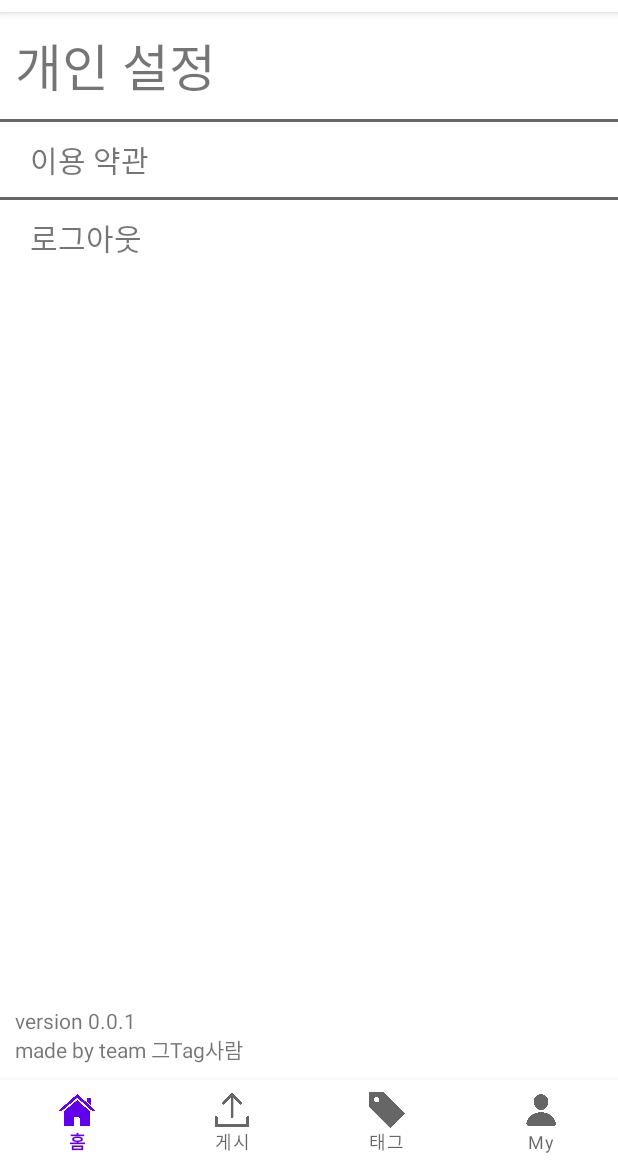
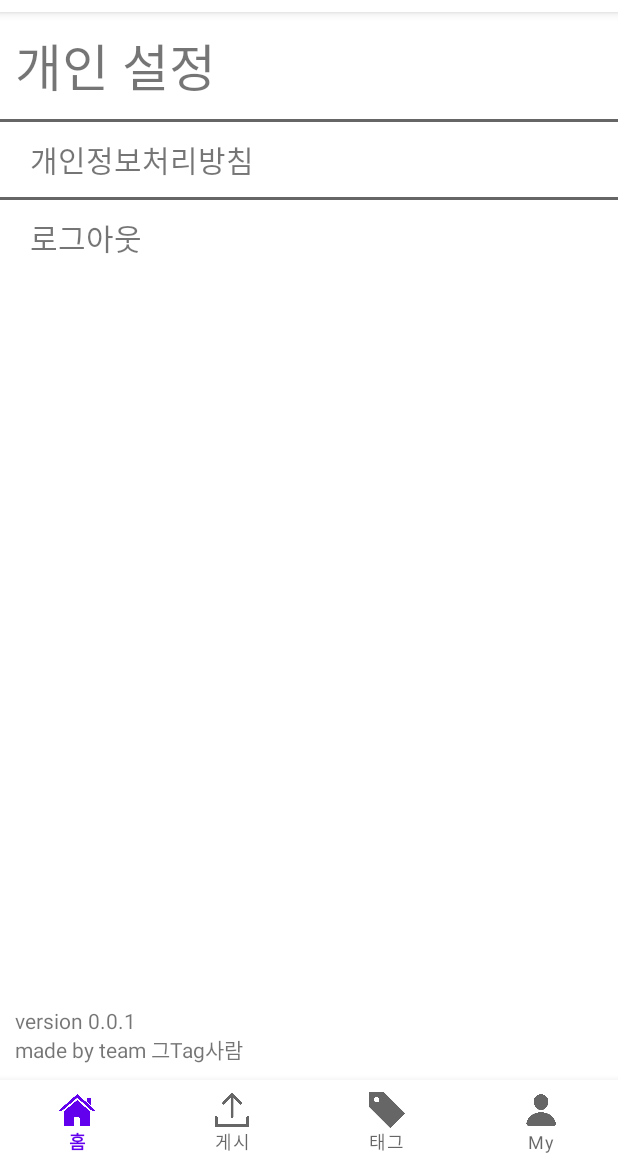
Before and after one commit to wet6123/Intagral, an Android app: the fragment SettingFragment placed in its activity, on a phone screen of 412 x 824 dp, the part 72-1236 px from its top. Run offline under Robolectric (Android 15) with nearby library versions, the phone set to English and light mode, and no system bars; our stand-ins replace Dagger/Hilt's generated code, Picasso, RxJava; libraries missing offline, so code that uses them is left out: org.pytorch; pictures from the network do not load; 4 statements that could not run were skipped.

```diff
--- a/intagralApp/app/src/main/res/layout/fragment_setting.xml
+++ b/intagralApp/app/src/main/res/layout/fragment_setting.xml
@@ -42,7 +42,7 @@
                     android:layout_height="wrap_content"
                     android:paddingHorizontal="20dp"
                     android:paddingVertical="10dp"
-                    android:text="이용 약관"
+                    android:text="개인정보처리방침"
                     android:background="?attr/selectableItemBackground"
                     android:textSize="20sp" />
 
```
Also changed, not shown: intagralApp/app/src/main/java/com/ssafy/intagral/ui/home/SettingFragment.kt (+9 -2 lines).
